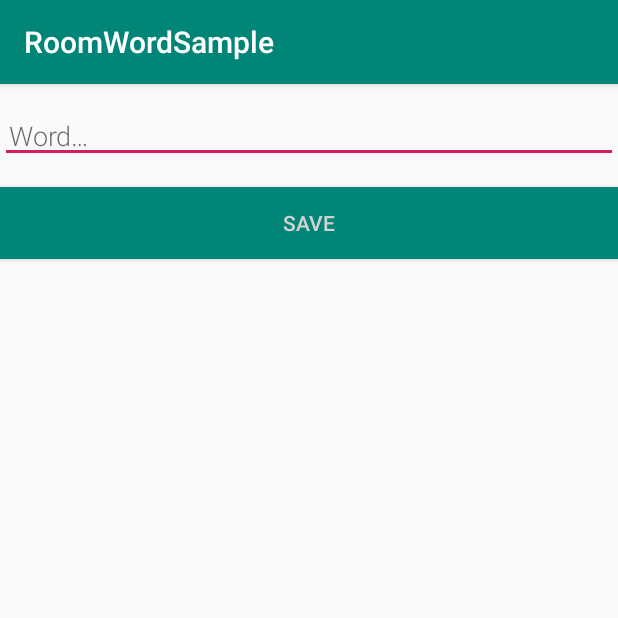
After one commit to beersheba/RoomWordSample, an Android app: the NewWordActivity screen opened directly, with no data from a screen before it, on a phone screen of 412 x 824 dp, the top half of it. The commit adds this screen. Run offline under Robolectric (Android 15) with nearby library versions, the phone set to English and light mode, and no system bars.

Commit message:
Add NewWordActivity

```diff
--- a/app/src/main/AndroidManifest.xml
+++ b/app/src/main/AndroidManifest.xml
@@ -1,6 +1,7 @@
 <?xml version="1.0" encoding="utf-8"?>
 <manifest xmlns:android="http://schemas.android.com/apk/res/android"
-          xmlns:tools="http://schemas.android.com/tools" package="me.rankov.roomwordsample">
+          xmlns:tools="http://schemas.android.com/tools"
+          package="me.rankov.roomwordsample">
 
     <application
             android:allowBackup="true"
@@ -8,7 +9,8 @@
             android:label="@string/app_name"
             android:roundIcon="@mipmap/ic_launcher_round"
             android:supportsRtl="true"
-            android:theme="@style/AppTheme" tools:ignore="GoogleAppIndexingWarning">
+            android:theme="@style/AppTheme"
+            tools:ignore="GoogleAppIndexingWarning">
         <activity
                 android:name=".MainActivity"
                 android:label="@string/app_name"
@@ -19,6 +21,8 @@
                 <category android:name="android.intent.category.LAUNCHER"/>
             </intent-filter>
         </activity>
+        <activity android:name=".NewWordActivity">
+        </activity>
     </application>
 
 </manifest>
--- /dev/null
+++ b/app/src/main/java/me/rankov/roomwordsample/NewWordActivity.kt
@@ -0,0 +1,37 @@
+package me.rankov.roomwordsample
+
+import android.app.Activity
+import android.content.Intent
+import android.os.Bundle
+import android.support.v7.app.AppCompatActivity
+import android.text.TextUtils
+import android.widget.Button
+import android.widget.EditText
+
+class NewWordActivity : AppCompatActivity() {
+
+    private lateinit var editWordView: EditText
+
+    override fun onCreate(savedInstanceState: Bundle?) {
+        super.onCreate(savedInstanceState)
+        setContentView(R.layout.activity_new_word)
+        editWordView = findViewById(R.id.edit_word)
+
+        val button = findViewById<Button>(R.id.button_save)
+        button.setOnClickListener {
+            val replyIntent = Intent()
+            if (TextUtils.isEmpty(editWordView.text)) {
+                setResult(Activity.RESULT_CANCELED, replyIntent)
+            } else {
+                val word = editWordView.text.toString()
+                replyIntent.putExtra(EXTRA_REPLY, word)
+                setResult(Activity.RESULT_OK, replyIntent)
+            }
+            finish()
+        }
+    }
+
+    companion object {
+        const val EXTRA_REPLY = "com.example.android.wordlistsql.REPLY"
+    }
+}
--- /dev/null
+++ b/app/src/main/res/layout/activity_new_word.xml
@@ -0,0 +1,26 @@
+<?xml version="1.0" encoding="utf-8"?>
+<LinearLayout xmlns:android="http://schemas.android.com/apk/res/android"
+              android:orientation="vertical" android:layout_width="match_parent"
+              android:layout_height="match_parent">
+
+    <EditText
+            android:id="@+id/edit_word"
+            android:layout_width="match_parent"
+            android:layout_height="wrap_content"
+            android:fontFamily="sans-serif-light"
+            android:hint="@string/hint_word"
+            android:inputType="textAutoComplete"
+            android:padding="@dimen/small_padding"
+            android:layout_marginBottom="@dimen/big_padding"
+            android:layout_marginTop="@dimen/big_padding"
+            android:textSize="18sp"/>
+
+    <Button
+            android:id="@+id/button_save"
+            android:layout_width="match_parent"
+            android:layout_height="wrap_content"
+            android:background="@color/colorPrimary"
+            android:text="@string/button_save"
+            android:textColor="@color/buttonLabel"/>
+
+</LinearLayout>
--- a/app/src/main/res/values/colors.xml
+++ b/app/src/main/res/values/colors.xml
@@ -3,4 +3,5 @@
     <color name="colorPrimary">#008577</color>
     <color name="colorPrimaryDark">#00574B</color>
     <color name="colorAccent">#D81B60</color>
+    <color name="buttonLabel">#d3d3d3</color>
 </resources>
--- a/app/src/main/res/values/dimens.xml
+++ b/app/src/main/res/values/dimens.xml
@@ -1,3 +1,5 @@
 <resources>
     <dimen name="fab_margin">16dp</dimen>
+    <dimen name="small_padding">6dp</dimen>
+    <dimen name="big_padding">16dp</dimen>
 </resources>
--- a/app/src/main/res/values/strings.xml
+++ b/app/src/main/res/values/strings.xml
@@ -1,4 +1,7 @@
 <resources>
     <string name="app_name">RoomWordSample</string>
     <string name="action_settings">Settings</string>
+    <string name="hint_word">Word…</string>
+    <string name="button_save">Save</string>
+    <string name="empty_not_saved">Word not saved because it is empty.</string>
 </resources>
```
